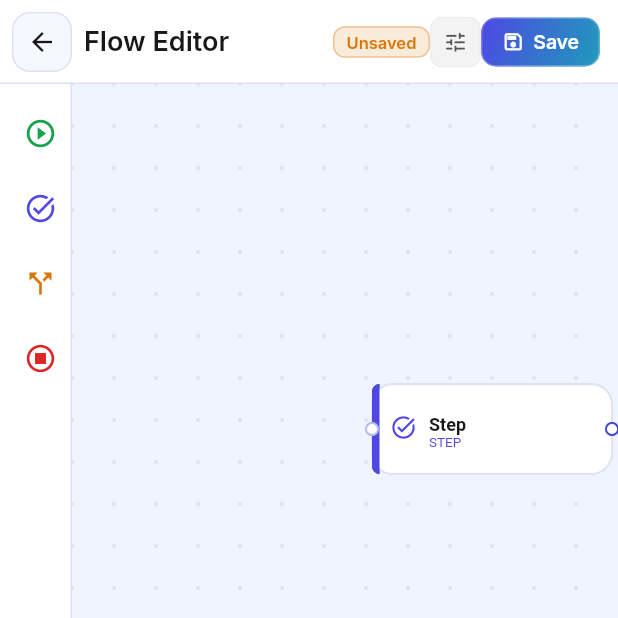
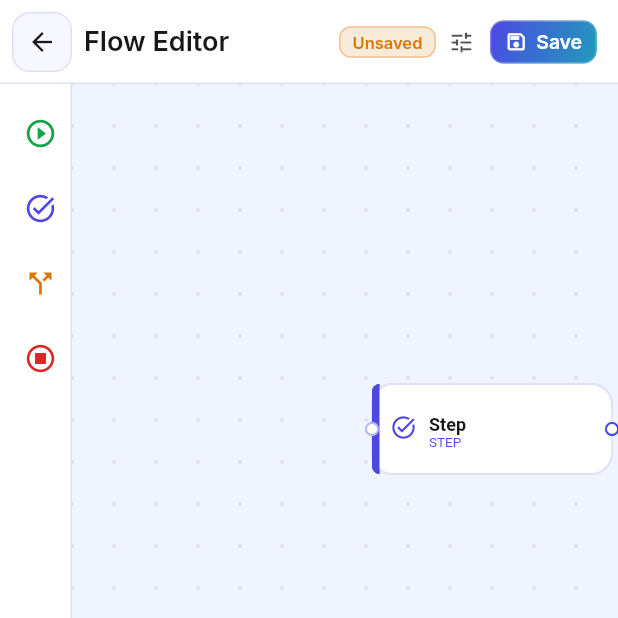
Before and after one commit to cosmopole-org/autocreat, a Flutter app: the FlowEditorScreen screen opened directly with empty values, after a tap on the "play circle outline" icon, after a tap on the "task alt" icon, on a phone screen of 412 x 824 dp, the top half of it. Run offline on Flutter 3.47's test engine with Material 3 defaults, Android fonts, the phone set to English and light mode, and no system bars; drawn by our look-alikes of flutter_animate; our stand-ins replace badges, cached_network_image, data_table_2, dio, dotted_border, file_picker and 11 more; missing offline and left inert: flutter_quill; accounts and stored records are empty; generated files the repository leaves out were written again; network calls fail.

Commit message:
feat: make all AppBar icon/action buttons compact to match floating bar style
AppBarIconButton:
- Remove fixed 34×34 box; switch to padding:all(6) so the button sizes to its
  content just like _BarIconButton in the floating mobile bar
- Transparent background + no border in solid mode (was always rendering a
  visible tinted box with outline)
- Glass mode keeps backdrop blur + white-alpha fill + border unchanged
- Icon size 17→18, opacity 0.72→0.75, radius 8/10→9/11 — all matching
  _BarIconButton exactly
- Outer padding changed from symmetric(vertical:10) to symmetric(horizontal:2)
  so the AppBar centres it naturally without forced height

AppBarActionButton:
- Inner padding horizontal:14,vertical:7 → horizontal:10,vertical:5 (slimmer pill)
- Outer padding symmetric(vertical:10) → symmetric(horizontal:2) to match icon
  button treatment
- Radius 10/12 → 9/11 to match icon button

Flow editor zoom badge:
- Remove outer Padding(vertical:14) wrapper; inline margin + tighter inner
  padding so the badge sits at the same visual weight as the compact buttons
- Radius 8→9 to match

Ticket detail dropdown:
- Outer Padding vertical:11→12 with horizontal:2 added for consistent gutter

https://claude.ai/code/session_012EDyNKvCbi6KznLTc6keoq

```diff
--- a/client/lib/screens/flows/flow_editor_screen.dart
+++ b/client/lib/screens/flows/flow_editor_screen.dart
@@ -356,22 +356,19 @@ class _FlowEditorScreenState extends ConsumerState<FlowEditorScreen> {
                   .setScale(editorState.scale - 0.1),
               tooltip: UiText.zoomOut3,
             ),
-            Padding(
-              padding: const EdgeInsets.symmetric(vertical: 14),
-              child: Container(
-                padding:
-                    const EdgeInsets.symmetric(horizontal: 10, vertical: 5),
+            Container(
+              margin: const EdgeInsets.symmetric(horizontal: 2),
+              padding: const EdgeInsets.symmetric(horizontal: 9, vertical: 4),
               decoration: BoxDecoration(
                 color: isDark
                     ? AppColors.darkSurface
                     : AppColors.primarySurface,
-                  borderRadius: BorderRadius.circular(8),
+                borderRadius: BorderRadius.circular(9),
               ),
               child: Text(
                 UiText.percent(editorState.scale),
                 style: const TextStyle(
                     fontSize: 12, fontWeight: FontWeight.w600),
-                ),
               ),
             ),
             AppBarIconButton(
--- a/client/lib/screens/tickets/ticket_detail_screen.dart
+++ b/client/lib/screens/tickets/ticket_detail_screen.dart
@@ -130,7 +130,7 @@ class _TicketDetailScreenState extends ConsumerState<TicketDetailScreen> {
               Text(ticket.title, maxLines: 1, overflow: TextOverflow.ellipsis),
           actions: [
             Padding(
-              padding: const EdgeInsets.symmetric(vertical: 11),
+              padding: const EdgeInsets.symmetric(vertical: 12, horizontal: 2),
               child: DropdownButton<TicketStatus>(
                 value: ticket.status,
                 underline: const SizedBox.shrink(),
--- a/client/lib/widgets/common_widgets.dart
+++ b/client/lib/widgets/common_widgets.dart
@@ -1899,9 +1899,10 @@ class AppBarIconButton extends ConsumerWidget {
     final cs = Theme.of(context).colorScheme;
     final isDark = Theme.of(context).brightness == Brightness.dark;
     final glassMode = ref.watch(glassModeProvider);
+    final radius = glassMode ? 11.0 : 9.0;
 
     Widget button = ClipRRect(
-      borderRadius: BorderRadius.circular(glassMode ? 10 : 8),
+      borderRadius: BorderRadius.circular(radius),
       child: BackdropFilter(
         filter: ImageFilter.blur(
           sigmaX: glassMode ? 10 : 0,
@@ -1909,32 +1910,27 @@ class AppBarIconButton extends ConsumerWidget {
         ),
         child: Material(
           color: glassMode
-              ? Colors.white.withValues(alpha: isDark ? 0.07 : 0.26)
-              : cs.onSurface.withValues(alpha: isDark ? 0.06 : 0.05),
-          borderRadius: BorderRadius.circular(glassMode ? 10 : 8),
+              ? Colors.white.withValues(alpha: isDark ? 0.06 : 0.28)
+              : Colors.transparent,
+          borderRadius: BorderRadius.circular(radius),
           child: InkWell(
             onTap: onPressed,
-            borderRadius: BorderRadius.circular(glassMode ? 10 : 8),
+            borderRadius: BorderRadius.circular(radius),
             child: Container(
-              width: 34,
-              height: 34,
-              decoration: BoxDecoration(
-                borderRadius: BorderRadius.circular(glassMode ? 10 : 8),
-                border: glassMode
-                    ? Border.all(
+              padding: const EdgeInsets.all(6),
+              decoration: glassMode
+                  ? BoxDecoration(
+                      borderRadius: BorderRadius.circular(radius),
+                      border: Border.all(
                         color: Colors.white
-                            .withValues(alpha: isDark ? 0.12 : 0.40),
-                        width: 1,
-                      )
-                    : Border.all(
-                        color: cs.outline.withValues(alpha: 0.28),
-                        width: 1,
+                            .withValues(alpha: isDark ? 0.10 : 0.42),
                       ),
-              ),
+                    )
+                  : null,
               child: Icon(
                 icon,
-                size: 17,
-                color: cs.onSurface.withValues(alpha: 0.72),
+                size: 18,
+                color: cs.onSurface.withValues(alpha: 0.75),
               ),
             ),
           ),
@@ -1947,7 +1943,7 @@ class AppBarIconButton extends ConsumerWidget {
     }
 
     return Padding(
-      padding: const EdgeInsets.symmetric(vertical: 10),
+      padding: const EdgeInsets.symmetric(horizontal: 2),
       child: button,
     );
   }
@@ -1980,7 +1976,7 @@ class AppBarActionButton extends ConsumerWidget {
     final enabled = (onPressed != null) && !loading;
     final accent = isDark ? AppColors.primaryLight : AppColors.primary;
     final foreground = outlined ? accent : Colors.white;
-    final radius = glassMode ? 12.0 : 10.0;
+    final radius = glassMode ? 11.0 : 9.0;
 
     final BoxDecoration decoration;
     if (glassMode) {
@@ -2067,7 +2063,7 @@ class AppBarActionButton extends ConsumerWidget {
     );
 
     return Padding(
-      padding: const EdgeInsets.symmetric(vertical: 10),
+      padding: const EdgeInsets.symmetric(horizontal: 2),
       child: AnimatedOpacity(
         duration: const Duration(milliseconds: 160),
         opacity: enabled ? 1.0 : 0.56,
@@ -2083,7 +2079,7 @@ class AppBarActionButton extends ConsumerWidget {
         onTap: loading ? null : onPressed,
         borderRadius: BorderRadius.circular(radius),
         child: Padding(
-          padding: const EdgeInsets.symmetric(horizontal: 14, vertical: 7),
+          padding: const EdgeInsets.symmetric(horizontal: 10, vertical: 5),
           child: Row(
             mainAxisSize: MainAxisSize.min,
             children: [
```
Lines whose indentation alone changed are shown as unchanged.
